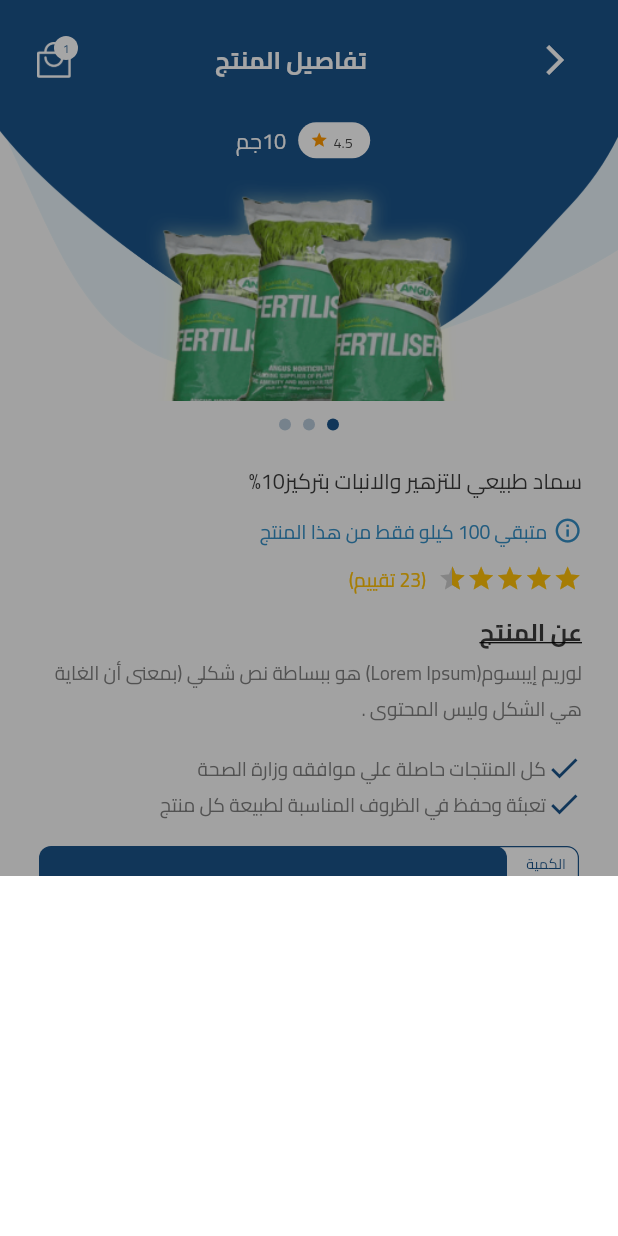
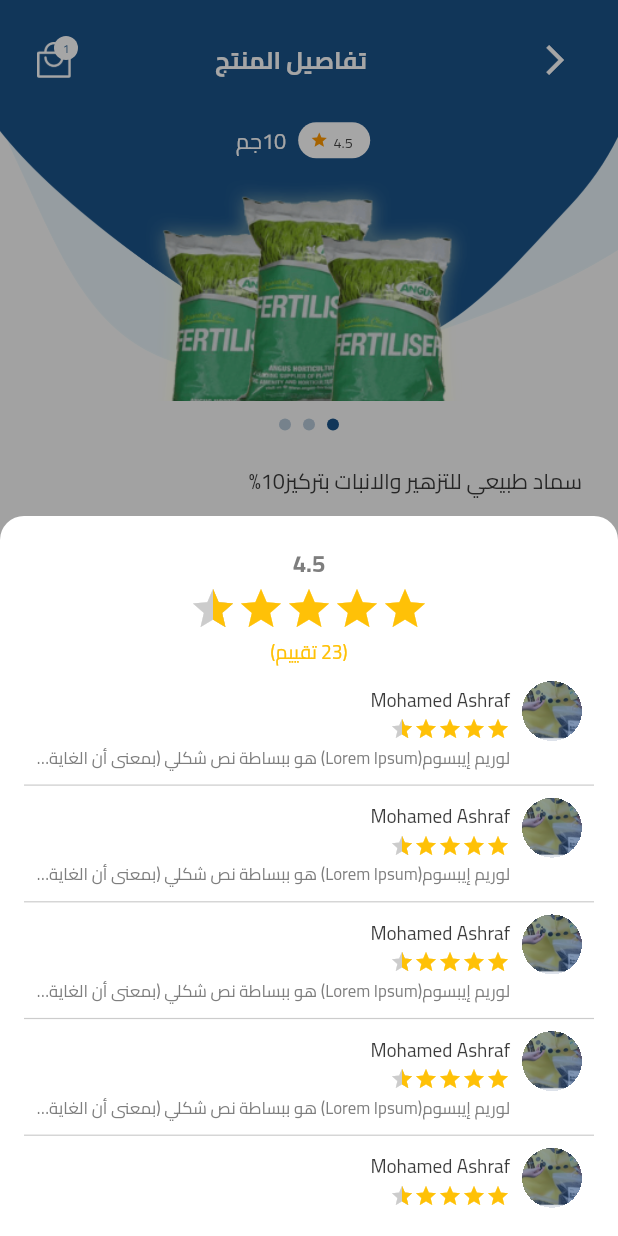
Before and after one commit to muslimadille/abaqe_elnakheal_app, a Flutter app: the ProductDetailsScreen widget shown alone on an empty page, opened directly, after a tap on "(23 تقييم)", on a phone screen of 412 x 824 dp. Run offline on Flutter 3.47's test engine with Material 2 defaults, Android fonts, the phone set to English and light mode, and no system bars; drawn by our look-alikes of dots_indicator, flutter_rating_bar; our stand-ins replace cached_network_image, dio, easy_localization, flutter_svg, google_fonts, lottie and 5 more; missing offline and left inert: dio_cache_interceptor, multi_image_picker2; accounts and stored records are empty.

Commit message:
products details rates list ui

```diff
--- a/lib/modules/main_tabs_screen/main_tabs_screen.dart
+++ b/lib/modules/main_tabs_screen/main_tabs_screen.dart
@@ -44,7 +44,8 @@
     return PersistentTabView(
       context,
       controller: _controller,
-      padding: NavBarPadding.all(D.default_10),
+      padding: NavBarPadding.all(D.default_18),
+        navBarHeight: D.default_90,
       screens: _buildScreens(),
       items: _navBarsItems(),
       confineInSafeArea: true,
@@ -58,7 +59,7 @@
       // Default is true.
       hideNavigationBarWhenKeyboardShows: true,
       // Recommended to set 'resizeToAvoidBottomInset' as true while using this argument. Default is true.
-      popAllScreensOnTapOfSelectedTab: false,
+      popAllScreensOnTapOfSelectedTab: true,
       popActionScreens: PopActionScreensType.all,
       itemAnimationProperties: const ItemAnimationProperties(
         // Navigation Bar's items animation properties.
--- /dev/null
+++ b/lib/modules/products_screen/items/product_rates_screen.dart
@@ -0,0 +1,92 @@
+import 'package:abaqe_elnakheal_app/utils/widgets/transition_image.dart';
+import 'package:flutter/cupertino.dart';
+import 'package:flutter/material.dart';
+import 'package:flutter_rating_bar/flutter_rating_bar.dart';
+
+import '../../../utils/baseDimentions.dart';
+import '../../../utils/base_text_style.dart';
+import '../../../utils/my_colors.dart';
+
+class ProductRatesScreen extends StatelessWidget {
+  const ProductRatesScreen({Key? key}) : super(key: key);
+
+  @override
+  Widget build(BuildContext context) {
+    return Container(
+      padding: EdgeInsets.all(D.default_20),
+      child: Column(children: [
+        _header(),
+        Expanded(child: _ratesList(),)
+      ],),
+    );
+  }
+  Widget _header(){
+    return Container(child: Column(children: [
+      Text("4.5",style: S.h1(color: C.GREY_3),),
+      RatingBarIndicator(
+        rating: 4.50,
+        itemBuilder: (context, index) => Icon(
+          Icons.star,
+          color: Colors.amber,
+        ),
+        itemCount: 5,
+        itemSize: D.default_40,
+        direction: Axis.horizontal,
+        unratedColor: C.GREY_4,
+      ),
+      SizedBox(width: D.default_10,),
+      Text("(23 تقييم)",style: S.h3(color: Colors.amber,))
+    ],),);
+  }
+  Widget _ratesList(){
+    return ListView.separated(itemBuilder: (context,index){
+      return _listItem();
+    }, separatorBuilder: (BuildContext context, int index) {
+      return Container(height: D.default_1,color: C.GREY_4,width: double.infinity,);
+    }, itemCount: 5,);
+  }
+  Widget _listItem(){
+    return Container(
+      margin: EdgeInsets.all(D.default_10),
+      child: Row(
+        mainAxisAlignment: MainAxisAlignment.start,
+        crossAxisAlignment: CrossAxisAlignment.start,
+        children: [
+        TransitionImage(
+            "assets/images/banner_demo_img.png",
+          width: D.default_50,
+          height: D.default_50,
+          radius: D.default_100,
+          fit: BoxFit.cover,
+        ),
+          SizedBox(width: D.default_10,),
+          Expanded(
+            child: Column(
+              mainAxisAlignment: MainAxisAlignment.start,
+              crossAxisAlignment: CrossAxisAlignment.start,
+              children: [
+              Expanded(flex:0,child: Text("Mohamed Ashraf",style: S.h3(color: C.GREY_1,))),
+              Expanded(flex:0,child: RatingBarIndicator(
+                rating: 4.50,
+                itemBuilder: (context, index) => Icon(
+                  Icons.star,
+                  color: Colors.amber,
+                ),
+                itemCount: 5,
+                itemSize: D.default_20,
+                direction: Axis.horizontal,
+                unratedColor: C.GREY_4,
+              ),),
+              Expanded(
+                flex: 0,
+                child: Text("لوريم إيبسوم(Lorem Ipsum) هو ببساطة نص شكلي (بمعنى أن الغاية هي الشكل وليس المحتوى .",style: S.h4(color: C.GREY_3,),
+                    softWrap:false,overflow: TextOverflow.ellipsis,),
+              ),
+
+            ],),
+          )
+      ],),
+    );
+  }
+
+}
--- a/lib/modules/products_screen/product_details_screen.dart
+++ b/lib/modules/products_screen/product_details_screen.dart
@@ -1,3 +1,4 @@
+import 'package:abaqe_elnakheal_app/utils/myUtils.dart';
 import 'package:dots_indicator/dots_indicator.dart';
 import 'package:easy_localization/easy_localization.dart';
 import 'package:flutter/material.dart';
@@ -11,6 +12,8 @@
 import '../login_screen/item/back_btn_widget.dart';
 import 'package:flutter_rating_bar/flutter_rating_bar.dart';
 import 'package:modal_bottom_sheet/modal_bottom_sheet.dart';
+
+import 'items/product_rates_screen.dart';
 
 
 
@@ -183,7 +186,7 @@
   Widget _ratingPart(){
     return InkWell(
       onTap: (){
-        _showBottomSheet(Container());
+        MyUtils.showBottomSheet(context,ProductRatesScreen(),D.default_300*2);
       },
       child: Container(
       margin: EdgeInsets.only(top: D.default_10),
@@ -298,13 +301,5 @@
       ],),
     ),);
   }
-  void _showBottomSheet(Widget body){
-    showMaterialModalBottomSheet(
-      context: context,
-      builder: (context) => SingleChildScrollView(
-        controller: ModalScrollController.of(context),
-        child: Container(width: double.infinity,height: D.default_300,color: Colors.white,),
-      ),
-    );
-  }
+
 }
--- a/lib/utils/myUtils.dart
+++ b/lib/utils/myUtils.dart
@@ -1,5 +1,8 @@
 
 import 'package:flutter/material.dart';
+import 'package:modal_bottom_sheet/modal_bottom_sheet.dart';
+
+import 'baseDimentions.dart';
 class MyUtils{
 
   /// ........... navigation utils................................
@@ -19,5 +22,25 @@
     final pattern = new RegExp('.{1,800}'); // 800 is the size of each chunk
     pattern.allMatches(text).forEach((match) => print(match.group(0)));
   }
+  ///========================bottom sheet================================================
+  static void showBottomSheet(BuildContext context,Widget body,double height){
+    showMaterialModalBottomSheet(
+      context: context,
+        backgroundColor:Colors.transparent,
+      builder: (context) => SingleChildScrollView(
+        controller: ModalScrollController.of(context),
+        child: Container(
+          width: double.infinity,
+          height: height,
+          decoration: BoxDecoration(
+              borderRadius: BorderRadius.only(topLeft: Radius.circular(D.default_20),topRight:Radius.circular(D.default_20)),
+              color: Colors.white,
+          ),
+          child: body,
+
+        ),
+      ),
+    );
+  }
 
 }
```
